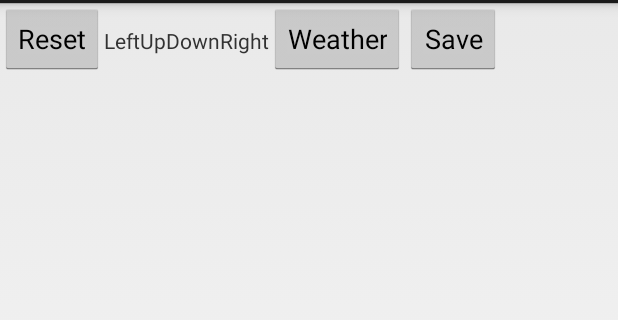
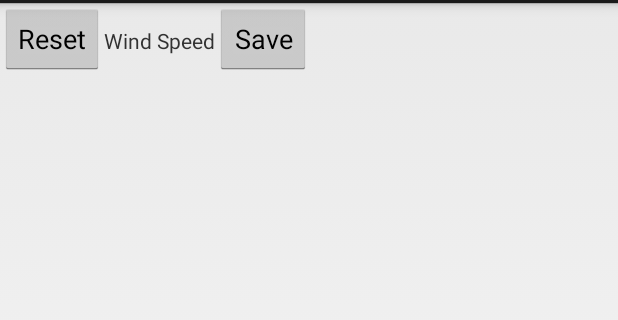
Before and after one commit to mina32/targetmaster, an Android app: the layout objecttrack_controls.xml on its own in the app's theme, with its tools: preview values and no code run, on a phone screen of 412 x 824 dp, the part 69-389 px from its top. Run offline under Robolectric (Android 15) with nearby library versions, the phone set to English and light mode, and no system bars.

```diff
--- a/app/src/main/res/layout/activity_save.xml
+++ b/app/src/main/res/layout/activity_save.xml
@@ -26,19 +26,16 @@
             <EditText android:id="@+id/input_time"
                 android:layout_width="match_parent"
                 android:layout_height="wrap_content"
-                android:inputType="textCapWords"
                 android:hint="Time" />
 
             <EditText android:id="@+id/input_date"
                 android:layout_width="match_parent"
                 android:layout_height="wrap_content"
-                android:inputType="textEmailAddress"
                 android:hint="Date" />
 
             <EditText android:id="@+id/input_distance"
                 android:layout_width="match_parent"
                 android:layout_height="wrap_content"
-                android:inputType="textPassword"
                 android:hint="Distance"/>
 
         <EditText android:id="@+id/input_wind_speed"
@@ -50,13 +47,11 @@
         <EditText android:id="@+id/input_wind_direction"
             android:layout_width="match_parent"
             android:layout_height="wrap_content"
-            android:inputType="textEmailAddress"
             android:hint="Wind Direction" />
 
         <EditText android:id="@+id/input_location"
             android:layout_width="match_parent"
             android:layout_height="wrap_content"
-            android:inputType="textPassword"
             android:hint="Location"/>
 
 
--- a/app/src/main/res/layout/objecttrack_controls.xml
+++ b/app/src/main/res/layout/objecttrack_controls.xml
@@ -13,40 +13,26 @@
 
         />
 
-    <TextView
+<!--    for location, maybe dropdown
+
+        <TextView
         android:layout_width ="wrap_content"
         android:layout_height="wrap_content"
         android:id="@+id/left_indicator"
-        android:text="Left"
-       />
-
+        android:text="Location"
+       />-->
 
     <TextView
         android:layout_width ="wrap_content"
         android:layout_height="wrap_content"
-        android:id="@+id/up_indicator"
-        android:text="Up"
-        />
+        android:id="@+id/txtView_WindSpeed"
+        android:text="Wind Speed"/>
 
-    <TextView
-        android:layout_width ="wrap_content"
-        android:layout_height="wrap_content"
-        android:id="@+id/down_indicator"
-        android:text="Down"/>
-
-
-
-    <TextView
-        android:layout_width ="wrap_content"
-        android:layout_height="wrap_content"
-        android:id="@+id/right_indicator"
-        android:text="Right"/>
-
-    <Button
-        android:id="@+id/button_weather"
-        android:text="Weather"
-        android:layout_width="wrap_content"
-        android:layout_height="wrap_content" />
+    <!--<Button-->
+        <!--android:id="@+id/button_weather"-->
+        <!--android:text="Weather"-->
+        <!--android:layout_width="wrap_content"-->
+        <!--android:layout_height="wrap_content" />-->
 
     <Button
         android:id="@+id/button_save"
```
Also changed, not shown: app/src/main/java/org/boofcv/objecttracking/ObjectTrackerActivity.java (+50 -13 lines), app/src/main/java/org/boofcv/objecttracking/SaveActivity.java (+64 -1 lines), app/src/main/java/org/boofcv/objecttracking/StatisticsActivity.java (+25 -15 lines), app/src/main/java/org/boofcv/objecttracking/TargetMasterData.java (+19 -1 lines), app/src/main/java/org/boofcv/objecttracking/WeatherActivity.java (deleted, +0 -63 lines), app/src/main/res/layout/activity_weather.xml (deleted, +0 -31 lines), app/src/main/res/layout/stats_layout.xml (+18 -0 lines), app/src/main/assets/TargetMasterAsset.db.
